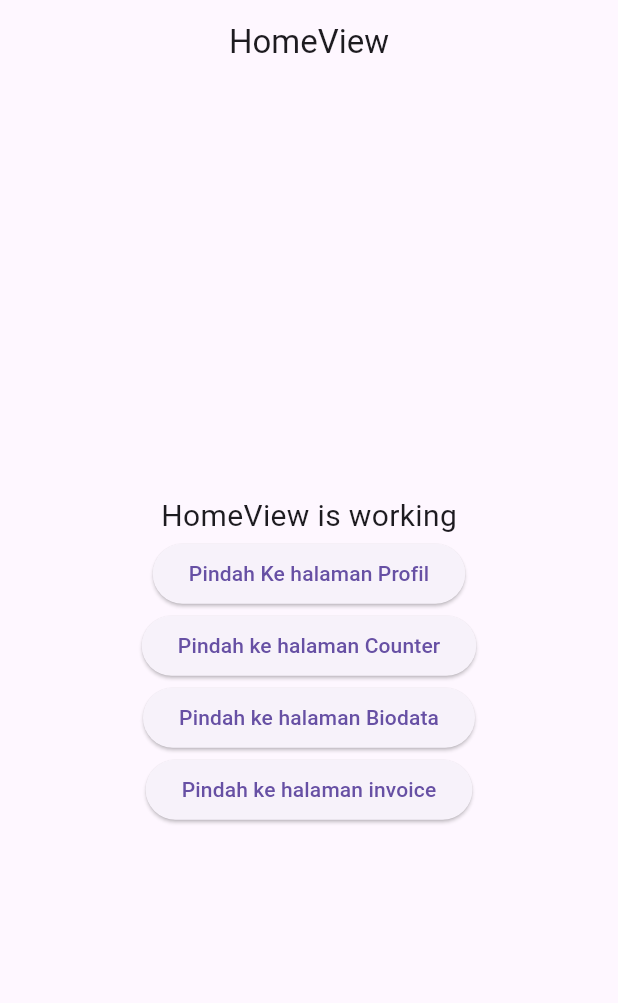
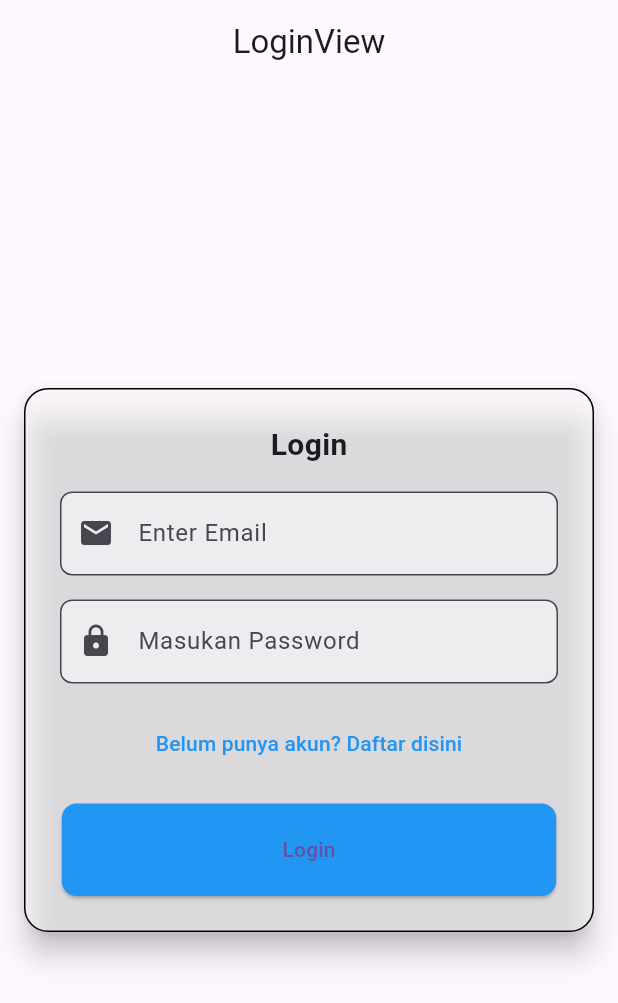
Before and after one commit to mohamaddika/belajar_getx, a Flutter app: the screen it shows after launch, on a phone screen of 412 x 824 dp. Shown: the top 1003 px of the screen. Run offline on Flutter 3.47's test engine with Material 3 defaults, Android fonts, the phone set to English and light mode, and no system bars; our stand-ins replace get, shared_preferences.

Commit message:
update deui

```diff
--- a/lib/app/modules/home/views/home_view.dart
+++ b/lib/app/modules/home/views/home_view.dart
@@ -45,6 +45,12 @@ class HomeView extends GetView<HomeController> {
                 Get.toNamed('/cart');
               },
               child: Text("Pindah ke halaman invoice"),
+            ),
+             ElevatedButton(
+              onPressed: () {
+                Get.toNamed('/login');
+              },
+              child: Text("Pindah ke halaman Login"),
             )
           ],
         ),
--- /dev/null
+++ b/lib/app/modules/login/controllers/login_controller.dart
@@ -0,0 +1,67 @@
+import 'dart:convert';
+
+import 'package:flutter/material.dart';
+import 'package:get/get.dart';
+import 'package:shared_preferences/shared_preferences.dart';
+import 'package:http/http.dart' as http;
+
+import '../../../providers/api.dart';
+
+class LoginController extends GetxController {
+  //TODO: Implement LoginController
+  final formKey = GlobalKey<FormState>();
+
+  var email = ''.obs;
+  var password = ''.obs;
+
+  void onEmailChanged(String value) {
+    email.value = value;
+  }
+
+  void onPasswordChanged(String value) {
+    password.value = value;
+  }
+
+  Future<void> login() async {
+    try {
+      var response = await _performLogin();
+      var responseBody = json.decode(response.body);
+
+      if (response.statusCode == 200 && responseBody['token'] != null) {
+        // Login successful
+        _saveUserData(responseBody);
+        print('Token: ${responseBody['token']}'); // Cetak token di sini
+        Get.offAllNamed('/home'); // Navigate to the home page
+      } else {
+        // Login failed, handle the error
+        Get.snackbar('Error', 'Login failed. ${responseBody['message']}');
+      }
+    } catch (e) {
+      // Handle other errors
+      print('Error during login: $e');
+      Get.snackbar('Error', 'An error occurred during login.');
+    }
+  }
+
+
+  Future<http.Response> _performLogin() async {
+    var apiUrl = '/login';
+    var requestBody = {'email': email.value, 'password': password.value};
+
+    return await http.post(
+      Uri.parse(Api.baseUrl + apiUrl),
+      body: jsonEncode(requestBody),
+      headers: {
+        'Content-Type': 'application/json',
+        "Access-Control-Allow-Origin": "*",
+        'Accept': '*/*'
+        },
+    );
+  }
+
+  void _saveUserData(Map<String, dynamic> responseBody) async {
+    SharedPreferences localStorage = await SharedPreferences.getInstance();
+    localStorage.setString('token', responseBody['token']);
+    localStorage.setString('user', json.encode(responseBody['user']));
+  }
+}
--- /dev/null
+++ b/lib/app/modules/login/views/login_view.dart
@@ -0,0 +1,141 @@
+import 'package:flutter/material.dart';
+
+import 'package:get/get.dart';
+
+import '../controllers/login_controller.dart';
+
+class LoginView extends GetView<LoginController> {
+  LoginView({Key? key}) : super(key: key);
+  @override
+  Widget build(BuildContext context) {
+    return Scaffold(
+      appBar: AppBar(
+        title: const Text('LoginView'),
+        centerTitle: true,
+      ),
+      body: Container(
+        height: double.infinity,
+        width: double.infinity,
+        alignment: Alignment.center,
+        decoration: const BoxDecoration(),
+        child: SingleChildScrollView(
+          child: Column(
+            mainAxisAlignment: MainAxisAlignment.center,
+            children: [
+              Card(
+                elevation: 8, // Increase the elevation for a shadow effect
+                margin: EdgeInsets.all(16),
+                shape: RoundedRectangleBorder(
+                  borderRadius: BorderRadius.circular(16),
+                  side: BorderSide(color: Colors.black),
+                ),
+                color: Colors.white.withOpacity(0.5),
+                child: Padding(
+                  padding: EdgeInsets.all(24),
+                  child: Form(
+                    // key: _formKey,
+                    key: controller.formKey,
+                    child: Column(
+                      mainAxisAlignment: MainAxisAlignment.center,
+                      children: [
+                        Text(
+                          "Login",
+                          style: TextStyle(
+                            fontSize: 20,
+                            fontWeight: FontWeight.bold,
+                          ),
+                        ),
+                        SizedBox(
+                          height: 16,
+                        ),
+                        TextFormField(
+                          // controller: emailController,
+                          onChanged: controller.onEmailChanged,
+                          decoration: InputDecoration(
+                            hintText: "Enter Email",
+                            border: OutlineInputBorder(
+                              borderRadius: BorderRadius.circular(8),
+                            ),
+                            filled: true,
+                            fillColor: Colors.white.withOpacity(0.5),
+                            prefixIcon: Icon(Icons.email), // Added icon
+                          ),
+                          validator: (value) {
+                            if (value!.isEmpty) {
+                              return 'Please enter your email';
+                            }
+                            return null;
+                          },
+                        ),
+                        SizedBox(
+                          height: 16,
+                        ),
+                        TextFormField(
+                          // controller: passwordController,
+                          onChanged: controller.onPasswordChanged,
+                          obscureText: true,
+                          decoration: InputDecoration(
+                            hintText: "Masukan Password",
+                            border: OutlineInputBorder(
+                              borderRadius: BorderRadius.circular(8),
+                            ),
+                            filled: true,
+                            fillColor: Colors.white.withOpacity(0.5),
+                            prefixIcon: Icon(Icons.lock),
+                          ),
+                          validator: (value) {
+                            if (value!.isEmpty) {
+                              return 'Tolong Masukan Password';
+                            }
+                            return null;
+                          },
+                        ),
+                        SizedBox(
+                          height: 16,
+                        ),
+                        TextButton(
+                          onPressed: () {
+                            Get.toNamed("/register");
+                          },
+                          child: Text(
+                            "Belum punya akun? Daftar disini",
+                            style: TextStyle(
+                              color: Colors.blue,
+                            ),
+                          ),
+                        ),
+                        SizedBox(
+                          height: 16,
+                        ),
+                        SizedBox(
+                          width: MediaQuery.of(context).size.width * 0.8,
+                          height: MediaQuery.of(context).size.height * 0.075,
+                          child: ElevatedButton(
+                            style: ButtonStyle(
+                              backgroundColor:
+                                  MaterialStateProperty.all(Colors.blue),
+                              shape: MaterialStateProperty.all<
+                                  RoundedRectangleBorder>(
+                                RoundedRectangleBorder(
+                                  borderRadius: BorderRadius.circular(10),
+                                ),
+                              ),
+                            ),
+                            child: Text("Login"),
+                            onPressed: () => {
+                              controller.login()
+                            }
+                          ),
+                        )
+                      ],
+                    ),
+                  ),
+                ),
+              )
+            ],
+          ),
+        ),
+      ),
+    );
+  }
+}
--- /dev/null
+++ b/lib/app/providers/api.dart
@@ -0,0 +1,21 @@
+import 'package:shared_preferences/shared_preferences.dart';
+
+class Api {
+  static final String baseUrl = 'http://127.0.0.1:8000/api';
+
+  static final String loginEndpoint = '$baseUrl/login';
+  static final String registerEndpoint = '$baseUrl/register';
+  static final String userEndpoint = '$baseUrl/user';
+
+  static Future<Map<String, String>> getHeaders() async {
+    SharedPreferences localStorage = await SharedPreferences.getInstance();
+    String? token = localStorage.getString('token');
+
+    if (token != null) {
+      return {'Authorization': 'Bearer $token'};
+    } else {
+      return {};
+    }
+  }
+
+}
--- a/lib/app/routes/app_routes.dart
+++ b/lib/app/routes/app_routes.dart
@@ -8,6 +8,8 @@ abstract class Routes {
   static const COUNTER = _Paths.COUNTER;
   static const BIODATA = _Paths.BIODATA;
   static const CART = _Paths.CART;
+  static const LOGIN = _Paths.LOGIN;
+  static const REGISTER = _Paths.REGISTER;
 }
 
 abstract class _Paths {
@@ -17,4 +19,6 @@ abstract class _Paths {
   static const COUNTER = '/counter';
   static const BIODATA = '/biodata';
   static const CART = '/cart';
+  static const LOGIN = '/login';
+  static const REGISTER = '/register';
 }
--- a/pubspec.yaml
+++ b/pubspec.yaml
@@ -12,6 +12,8 @@ dependencies:
   flutter:
     sdk: flutter
   intl: ^0.18.1
+  shared_preferences: ^2.2.2
+  http: ^0.13.6
 
 dev_dependencies:
   flutter_lints: ^2.0.0
```
Also changed, not shown: lib/app/middlewares/auth_middleware.dart (added, +31 -0 lines), lib/app/modules/login/bindings/login_binding.dart (added, +12 -0 lines), lib/app/modules/register/bindings/register_binding.dart (added, +12 -0 lines), lib/app/modules/register/controllers/register_controller.dart (added, +76 -0 lines), lib/app/modules/register/views/register_view.dart (added, +154 -0 lines), lib/app/routes/app_pages.dart (+16 -0 lines), pubspec.lock, 1 other file.
